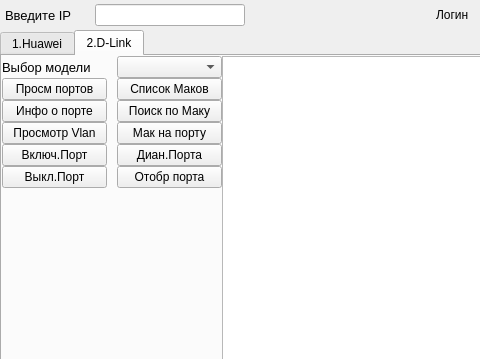
Qt form disein.ui (saidgadgiev/FlyTech) before a commit; both pictures show x 0 to 480 and y 0 to 359 of the 917 by 600 pixel window.
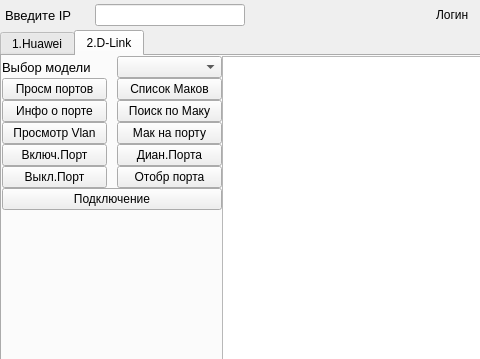
The same form after that commit.

Diff of the .ui file:
```diff
--- a/disein.ui
+++ b/disein.ui
@@ -637,6 +637,13 @@
                 </property>
                </widget>
               </item>
+              <item row="6" column="0" colspan="2">
+               <widget class="QPushButton" name="connectDLink">
+                <property name="text">
+                 <string>Подключение</string>
+                </property>
+               </widget>
+              </item>
              </layout>
             </widget>
            </item>
```
Left out of the diff: 7 changed lines with no effect on the pictures.
